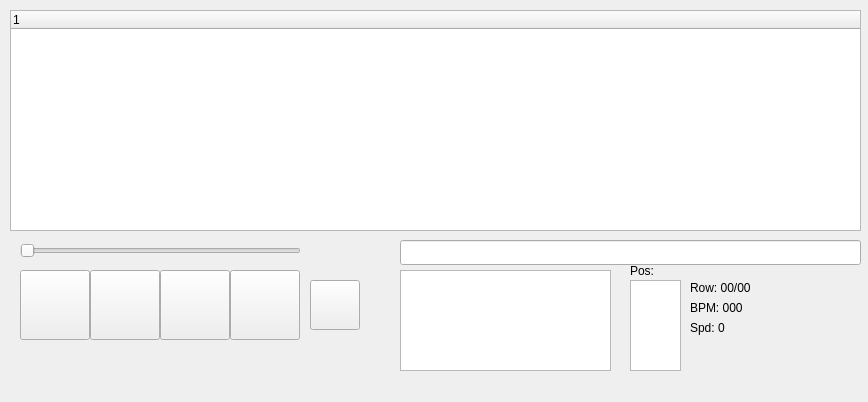
Old version of the form mainwindow.ui in the repository pekdemir/qtModPlayer.
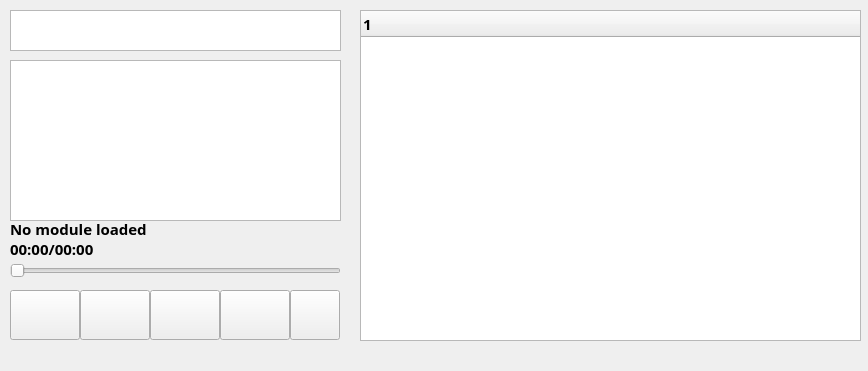
New version of the form. Icons and pictures are not drawn.

Diff of the .ui file:
```diff
--- a/mainwindow.ui
+++ b/mainwindow.ui
@@ -7,9 +7,23 @@
     <x>0</x>
     <y>0</y>
     <width>868</width>
-    <height>402</height>
+    <height>371</height>
    </rect>
   </property>
+  <property name="sizePolicy">
+   <sizepolicy hsizetype="Fixed" vsizetype="Fixed">
+    <horstretch>0</horstretch>
+    <verstretch>0</verstretch>
+   </sizepolicy>
+  </property>
+  <property name="font">
+   <font>
+    <family>Ubuntu Mono</family>
+    <pointsize>11</pointsize>
+    <weight>75</weight>
+    <bold>true</bold>
+   </font>
+  </property>
   <property name="windowTitle">
    <string>QtModPlayer</string>
   </property>
@@ -21,10 +35,10 @@
    <widget class="QPushButton" name="playPauseButton">
     <property name="geometry">
      <rect>
-      <x>90</x>
-      <y>270</y>
+      <x>80</x>
+      <y>290</y>
       <width>70</width>
-      <height>70</height>
+      <height>50</height>
      </rect>
     </property>
     <property name="text">
@@ -44,10 +58,10 @@
    <widget class="QPushButton" name="stopButton">
     <property name="geometry">
      <rect>
-      <x>160</x>
-      <y>270</y>
+      <x>150</x>
+      <y>290</y>
       <width>70</width>
-      <height>70</height>
+      <height>50</height>
      </rect>
     </property>
     <property name="text">
@@ -67,46 +81,29 @@
    <widget class="QSlider" name="progessSlider">
     <property name="geometry">
      <rect>
-      <x>20</x>
-      <y>240</y>
-      <width>281</width>
+      <x>10</x>
+      <y>260</y>
+      <width>331</width>
       <height>21</height>
      </rect>
     </property>
     <property name="orientation">
      <enum>Qt::Horizontal</enum>
     </property>
-   </widget>
-   <widget class="QListWidget" name="posList">
-    <property name="geometry">
-     <rect>
-      <x>630</x>
-      <y>280</y>
-      <width>51</width>
-      <height>91</height>
-     </rect>
+    <property name="tickPosition">
+     <enum>QSlider::NoTicks</enum>
     </property>
-   </widget>
-   <widget class="QLabel" name="label">
-    <property name="geometry">
-     <rect>
-      <x>630</x>
-      <y>260</y>
-      <width>34</width>
-      <height>22</height>
-     </rect>
-    </property>
-    <property name="text">
-     <string>Pos:</string>
+    <property name="tickInterval">
+     <number>5</number>
     </property>
    </widget>
    <widget class="QTreeWidget" name="treeWidget">
     <property name="geometry">
      <rect>
-      <x>10</x>
+      <x>360</x>
       <y>10</y>
-      <width>851</width>
-      <height>221</height>
+      <width>501</width>
+      <height>331</height>
      </rect>
     </property>
     <property name="iconSize">
@@ -121,55 +118,13 @@
      </property>
     </column>
    </widget>
-   <widget class="QLabel" name="bpmLabel">
-    <property name="geometry">
-     <rect>
-      <x>690</x>
-      <y>300</y>
-      <width>71</width>
-      <height>16</height>
-     </rect>
-    </property>
-    <property name="text">
-     <string>BPM: 000</string>
-    </property>
-   </widget>
-   <widget class="QLabel" name="speedLabel">
-    <property name="geometry">
-     <rect>
-      <x>690</x>
-      <y>320</y>
-      <width>71</width>
-      <height>16</height>
-     </rect>
-    </property>
-    <property name="text">
-     <string>Spd: 0</string>
-    </property>
-   </widget>
-   <widget class="QLabel" name="rowInfoLabel">
-    <property name="geometry">
-     <rect>
-      <x>690</x>
-      <y>280</y>
-      <width>81</width>
-      <height>16</height>
-     </rect>
-    </property>
-    <property name="text">
-     <string>Row: 00/00</string>
-    </property>
-    <property name="alignment">
-     <set>Qt::AlignLeading|Qt::AlignLeft|Qt::AlignVCenter</set>
-    </property>
-   </widget>
    <widget class="QPushButton" name="nextButton">
     <property name="geometry">
      <rect>
-      <x>230</x>
-      <y>270</y>
+      <x>220</x>
+      <y>290</y>
       <width>70</width>
-      <height>70</height>
+      <height>50</height>
      </rect>
     </property>
     <property name="text">
@@ -189,10 +144,10 @@
    <widget class="QPushButton" name="prevButton">
     <property name="geometry">
      <rect>
-      <x>20</x>
-      <y>270</y>
+      <x>10</x>
+      <y>290</y>
       <width>70</width>
-      <height>70</height>
+      <height>50</height>
      </rect>
     </property>
     <property name="text">
@@ -212,8 +167,8 @@
    <widget class="QPushButton" name="loopButton">
     <property name="geometry">
      <rect>
-      <x>310</x>
-      <y>280</y>
+      <x>290</x>
+      <y>290</y>
       <width>50</width>
       <height>50</height>
      </rect>
@@ -235,32 +190,58 @@
      <bool>true</bool>
     </property>
    </widget>
-   <widget class="QPlainTextEdit" name="typeEdit">
+   <widget class="QLabel" name="timeLabel">
     <property name="geometry">
      <rect>
-      <x>400</x>
-      <y>270</y>
-      <width>211</width>
-      <height>101</height>
-     </rect>
-    </property>
-    <property name="readOnly">
-     <bool>true</bool>
-    </property>
-   </widget>
-   <widget class="QLineEdit" name="titleEdit">
-    <property name="geometry">
-     <rect>
-      <x>400</x>
+      <x>10</x>
       <y>240</y>
-      <width>461</width>
-      <height>25</height>
+      <width>91</width>
+      <height>17</height>
      </rect>
+    </property>
+    <property name="text">
+     <string>00:00/00:00</string>
+    </property>
+   </widget>
+   <widget class="QLabel" name="StatusLabel">
+    <property name="geometry">
+     <rect>
+      <x>10</x>
+      <y>220</y>
+      <width>331</width>
+      <height>17</height>
+     </rect>
+    </property>
+    <property name="text">
+     <string>No module loaded</string>
+    </property>
+   </widget>
+   <widget class="QPlainTextEdit" name="titleEdit">
+    <property name="geometry">
+     <rect>
+      <x>10</x>
+      <y>10</y>
+      <width>331</width>
+      <height>41</height>
+     </rect>
+    </property>
+    <property name="verticalScrollBarPolicy">
+     <enum>Qt::ScrollBarAlwaysOff</enum>
     </property>
     <property name="readOnly">
      <bool>true</bool>
     </property>
    </widget>
+   <widget class="QListWidget" name="instrumentsList">
+    <property name="geometry">
+     <rect>
+      <x>10</x>
+      <y>60</y>
+      <width>331</width>
+      <height>161</height>
+     </rect>
+    </property>
+   </widget>
   </widget>
   <widget class="QMenuBar" name="menuBar">
    <property name="geometry">
```
Left out of the diff: 2 changed lines with no effect on the pictures.
